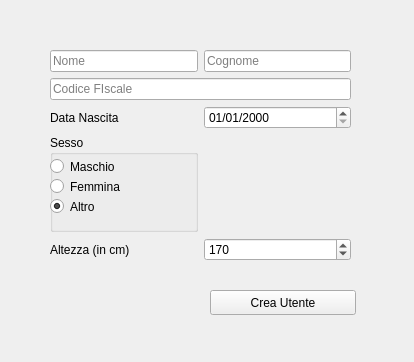
This is src/gui_pkg/include/gui_pkg/create_user_form.ui in cristianbass01/GUI_robotic_exoskeleton as Qt 5 draws it before an edit. The edited form follows.
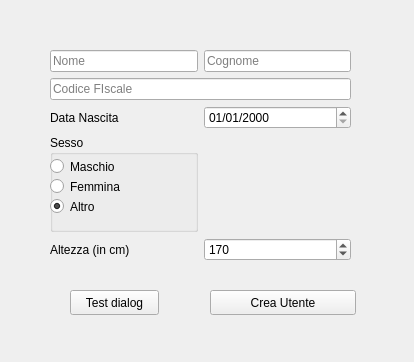
This is the edited form.

Commit message: Test di QObject::connect

What changed in the file:
```diff
--- a/src/gui_pkg/include/gui_pkg/create_user_form.ui
+++ b/src/gui_pkg/include/gui_pkg/create_user_form.ui
@@ -149,6 +149,19 @@
     <string>Crea Utente</string>
    </property>
   </widget>
+  <widget class="QPushButton" name="BT_test">
+   <property name="geometry">
+    <rect>
+     <x>70</x>
+     <y>290</y>
+     <width>89</width>
+     <height>25</height>
+    </rect>
+   </property>
+   <property name="text">
+    <string>Test dialog</string>
+   </property>
+  </widget>
  </widget>
  <resources/>
  <connections/>
```
The commit also changes 11 other files.
